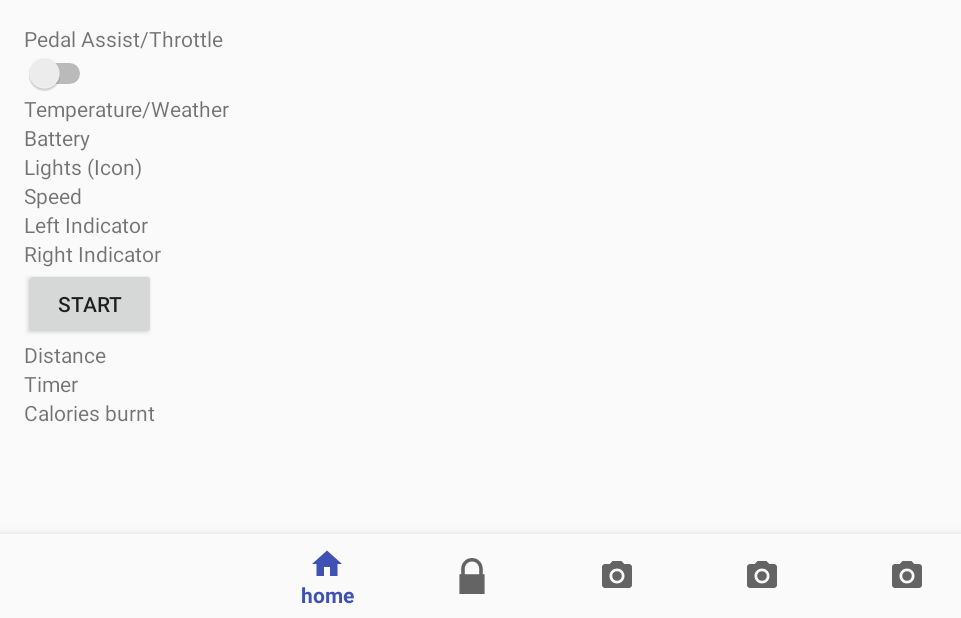
After one commit to PreDated92/BenoReno, an Android app: the HomeActivity screen opened directly, with no data from a screen before it, on a phone screen of 824 x 412 dp (held sideways). The commit adds this screen. Shown: the whole screen, without its empty margins (0-961 px from the left). Run offline under Robolectric (Android 15) with nearby library versions, the phone set to English and light mode, and no system bars.

Commit message:
Update Home, Lock and Navigation screens

```diff
--- /dev/null
+++ b/app/src/main/java/com/example/chesterchin/benoreno/HomeActivity.java
@@ -0,0 +1,64 @@
+package com.example.chesterchin.benoreno;
+
+import android.app.Activity;
+import android.app.Fragment;
+import android.app.FragmentTransaction;
+import android.os.Bundle;
+import android.support.annotation.IdRes;
+import android.support.annotation.NonNull;
+import android.support.design.widget.BottomNavigationView;
+import android.view.MenuItem;
+
+public class HomeActivity extends Activity {
+
+    private HomeFragment _homeFragment = new HomeFragment();
+    private LockFragment _lockFragment = new LockFragment();
+    private NavigationFragment _navigationFragment = new NavigationFragment();
+
+    private BottomNavigationView.OnNavigationItemSelectedListener _onNavigationItemSelectedListener
+            = new BottomNavigationView.OnNavigationItemSelectedListener() {
+        @Override
+        public boolean onNavigationItemSelected(@NonNull MenuItem item) {
+            Fragment selectedFragment = null;
+            switch (item.getItemId()) {
+                case R.id.navigation_home:
+                    selectedFragment = _homeFragment;
+                    break;
+                case R.id.navigation_lock:
+                    selectedFragment = _lockFragment;
+                    break;
+                case R.id.navigation_navigation:
+                    selectedFragment = _navigationFragment;
+                    break;
+                case R.id.navigation_statistics:
+                    break;
+                case R.id.navigation_settings:
+                    break;
+            }
+
+            if (selectedFragment != null)
+            {
+                commitFragmentTransaction(R.id.frame_layout, selectedFragment);
+            }
+
+            return true;
+        }
+
+    };
+
+    protected void onCreate(Bundle savedInstanceState) {
+        super.onCreate(savedInstanceState);
+
+        setContentView(R.layout.activity_home);
+        commitFragmentTransaction(R.id.frame_layout, _homeFragment);
+
+        BottomNavigationView navigation = findViewById(R.id.navigation);
+        navigation.setOnNavigationItemSelectedListener(_onNavigationItemSelectedListener);
+    }
+
+    private void commitFragmentTransaction(@IdRes int id, Fragment fragment) {
+        FragmentTransaction transaction = getFragmentManager().beginTransaction();
+        transaction.replace(id, fragment);
+        transaction.commit();
+    }
+}
--- /dev/null
+++ b/app/src/main/java/com/example/chesterchin/benoreno/HomeFragment.java
@@ -0,0 +1,20 @@
+package com.example.chesterchin.benoreno;
+
+import android.app.Fragment;
+import android.os.Bundle;
+import android.view.LayoutInflater;
+import android.view.View;
+import android.view.ViewGroup;
+
+public class HomeFragment extends Fragment {
+    @Override
+    public void onCreate(Bundle savedInstanceState) {
+        super.onCreate(savedInstanceState);
+    }
+
+    @Override
+    public View onCreateView(LayoutInflater inflater, ViewGroup container,
+                             Bundle savedInstanceState) {
+        return inflater.inflate(R.layout.fragment_home, container, false);
+    }
+}
--- a/app/src/main/java/com/example/chesterchin/benoreno/LoginActivity.java
+++ b/app/src/main/java/com/example/chesterchin/benoreno/LoginActivity.java
@@ -14,7 +14,7 @@ public class LoginActivity extends Activity {
     // Key problems and points:
     // 1. The back button brings the MainActivity back to this activity!!
     // 2. This activity doesn't really need Username and Password fields, this is because the login method is done by hardware.
-    //    However~ we could have a conventional login as a backup process? But is the data is stored on the bike safe? (Unless we keep it hashed?)
+    //    However~ we could have a conventional login as a backup process? TBD
     // 3. There is a unique ID code given to each Beno bike so we're gonna add that in here.
 
     Context mContext = this;
@@ -38,7 +38,7 @@ public class LoginActivity extends Activity {
                 boolean isCredentialsCorrect = nameText.getText().toString().equals("Ken") && passText.getText().toString().equals("123");
                 if(isCredentialsCorrect) {
                     Toast.makeText(mContext, "Login Successful!", Toast.LENGTH_SHORT).show();
-                    Intent intent = new Intent(mContext, MainActivity.class);
+                    Intent intent = new Intent(mContext, HomeActivity.class);
                     startActivity(intent);
                 }
                 else {
@@ -58,7 +58,7 @@ public class LoginActivity extends Activity {
             @Override
             public void onClick(View v) {
                 Toast.makeText(mContext, "Fingerprint Match! Welcome Xxx!", Toast.LENGTH_SHORT).show();
-                Intent intent = new Intent(mContext, MainActivity.class);
+                Intent intent = new Intent(mContext, HomeActivity.class);
                 startActivity(intent);
             }
         });
--- /dev/null
+++ b/app/src/main/res/drawable/ic_home_black.xml
@@ -0,0 +1,9 @@
+<vector xmlns:android="http://schemas.android.com/apk/res/android"
+    android:width="24dp"
+    android:height="24dp"
+    android:viewportHeight="24.0"
+    android:viewportWidth="24.0">
+    <path
+        android:fillColor="#FF000000"
+        android:pathData="M10,20v-6h4v6h5v-8h3L12,3 2,12h3v8z" />
+</vector>
--- /dev/null
+++ b/app/src/main/res/drawable/ic_lock_black.xml
@@ -0,0 +1,9 @@
+<vector xmlns:android="http://schemas.android.com/apk/res/android"
+    android:width="24dp"
+    android:height="24dp"
+    android:viewportHeight="20"
+    android:viewportWidth="20">
+    <path
+        android:fillColor="#FF000000"
+        android:pathData="m3,9v11h14V9M4,9V6c0,-3.3 2.7,-6 6,-6c3.3,0 6,2.7 6,6v3H14V6c0,-2.2 -1.8,-4 -4,-4 -2.2,0 -4,1.8 -4,4v3"/>
+</vector>
--- /dev/null
+++ b/app/src/main/res/layout/activity_home.xml
@@ -0,0 +1,25 @@
+<?xml version="1.0" encoding="utf-8"?>
+<RelativeLayout xmlns:android="http://schemas.android.com/apk/res/android"
+    xmlns:app="http://schemas.android.com/apk/res-auto"
+    android:id="@+id/container"
+    android:layout_width="match_parent"
+    android:layout_height="match_parent"
+    android:orientation="vertical">
+
+    <FrameLayout
+        android:id="@+id/frame_layout"
+        android:layout_width="match_parent"
+        android:layout_height="match_parent"
+        android:layout_above="@+id/navigation">
+    </FrameLayout>
+
+    <android.support.design.widget.BottomNavigationView
+        android:id="@+id/navigation"
+        android:layout_width="match_parent"
+        android:layout_height="wrap_content"
+        android:layout_alignParentBottom="true"
+        android:layout_gravity="bottom"
+        android:background="?android:attr/windowBackground"
+        app:menu="@menu/navigation"/>
+
+</RelativeLayout>
--- /dev/null
+++ b/app/src/main/res/layout/fragment_home.xml
@@ -0,0 +1,69 @@
+<?xml version="1.0" encoding="utf-8"?>
+<LinearLayout xmlns:android="http://schemas.android.com/apk/res/android"
+    android:layout_width="match_parent"
+    android:layout_height="wrap_content"
+    android:paddingLeft="@dimen/activity_horizontal_margin"
+    android:paddingRight="@dimen/activity_horizontal_margin"
+    android:paddingTop="@dimen/activity_vertical_margin"
+    android:paddingBottom="@dimen/activity_vertical_margin"
+    android:orientation="vertical">
+
+    <TextView
+        android:layout_width="wrap_content"
+        android:layout_height="wrap_content"
+        android:text="Pedal Assist/Throttle"/>
+
+    <Switch
+        android:layout_width="wrap_content"
+        android:layout_height="wrap_content" />
+
+    <TextView
+        android:layout_width="wrap_content"
+        android:layout_height="wrap_content"
+        android:text="Temperature/Weather"/>
+
+    <TextView
+        android:layout_width="wrap_content"
+        android:layout_height="wrap_content"
+        android:text="Battery"/>
+
+    <TextView
+        android:layout_width="wrap_content"
+        android:layout_height="wrap_content"
+        android:text="Lights (Icon)"/>
+
+    <TextView
+        android:layout_width="wrap_content"
+        android:layout_height="wrap_content"
+        android:text="Speed"/>
+
+    <TextView
+        android:layout_width="wrap_content"
+        android:layout_height="wrap_content"
+        android:text="Left Indicator"/>
+
+    <TextView
+        android:layout_width="wrap_content"
+        android:layout_height="wrap_content"
+        android:text="Right Indicator"/>
+
+    <Button
+        android:layout_width="wrap_content"
+        android:layout_height="wrap_content"
+        android:text="Start"/>
+
+    <TextView
+        android:layout_width="wrap_content"
+        android:layout_height="wrap_content"
+        android:text="Distance"/>
+
+    <TextView
+        android:layout_width="wrap_content"
+        android:layout_height="wrap_content"
+        android:text="Timer"/>
+
+    <TextView
+        android:layout_width="wrap_content"
+        android:layout_height="wrap_content"
+        android:text="Calories burnt"/>
+</LinearLayout>
--- /dev/null
+++ b/app/src/main/res/menu/navigation.xml
@@ -0,0 +1,29 @@
+<?xml version="1.0" encoding="utf-8"?>
+<menu xmlns:android="http://schemas.android.com/apk/res/android">
+
+    <item
+        android:id="@+id/navigation_home"
+        android:icon="@drawable/ic_home_black"
+        android:title="home" />
+
+    <item
+        android:id="@+id/navigation_lock"
+        android:icon="@drawable/ic_lock_black"
+        android:title="lock" />
+
+    <item
+        android:id="@+id/navigation_navigation"
+        android:icon="@drawable/ic_menu_camera"
+        android:title="navi" />
+
+    <item
+        android:id="@+id/navigation_statistics"
+        android:icon="@drawable/ic_menu_camera"
+        android:title="stat" />
+
+    <item
+        android:id="@+id/navigation_settings"
+        android:icon="@drawable/ic_menu_camera"
+        android:title="setting" />
+
+</menu>
--- a/app/src/main/res/values/strings.xml
+++ b/app/src/main/res/values/strings.xml
@@ -5,4 +5,5 @@
     <string name="navigation_drawer_close">Close navigation drawer</string>
 
     <string name="action_settings">Settings</string>
+    <string name="title_activity_maps">Map</string>
 </resources>
```
Also changed, not shown: app/src/main/AndroidManifest.xml (+32 -5 lines), app/src/main/java/com/example/chesterchin/benoreno/LockFragment.java (added, +20 -0 lines), app/src/main/java/com/example/chesterchin/benoreno/MainActivity.java (+0 -12 lines), app/src/main/java/com/example/chesterchin/benoreno/NavigationFragment.java (added, +85 -0 lines), app/src/main/res/layout/activity_maps.xml (added, +9 -0 lines), app/src/main/res/layout/fragment_lock.xml (added, +106 -0 lines), app/src/main/res/layout/fragment_navigation.xml (added, +17 -0 lines), app/src/main/res/values/styles.xml (+8 -0 lines), 1 other file.
